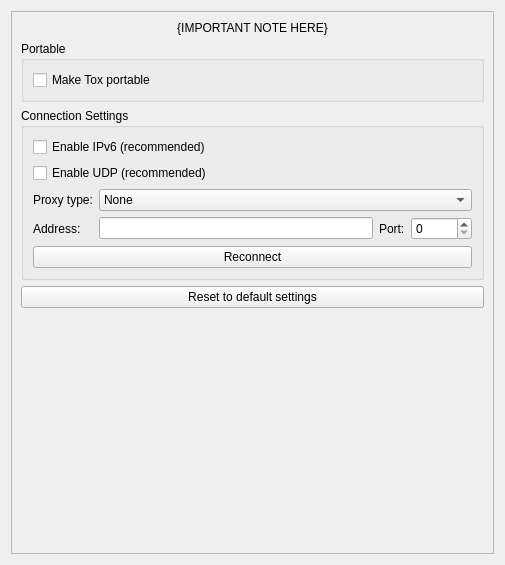
Old version of the form src/widget/form/settings/advancedsettings.ui in the repository qTox/qTox.
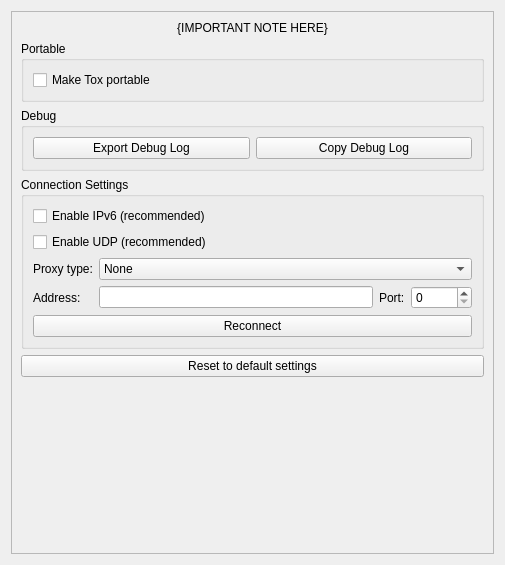
New version of the form. Custom widgets are drawn as their Qt base class.

Commit message:
feat(settings): Export and copy debug log
Fixes #2890

What changed in the file:
```diff
--- a/src/widget/form/settings/advancedsettings.ui
+++ b/src/widget/form/settings/advancedsettings.ui
@@ -24,8 +24,8 @@
        <rect>
         <x>0</x>
         <y>0</y>
-        <width>489</width>
-        <height>549</height>
+        <width>485</width>
+        <height>545</height>
        </rect>
       </property>
       <layout class="QVBoxLayout" name="verticalLayout_2">
@@ -64,6 +64,29 @@
          </layout>
         </widget>
        </item>
+       <item>
+        <widget class="QGroupBox" name="DebugGroup">
+         <property name="title">
+          <string>Debug</string>
+         </property>
+         <layout class="QHBoxLayout" name="horizontalLayout">
+          <item>
+           <widget class="QPushButton" name="btnExportLog">
+            <property name="text">
+             <string>Export Debug Log</string>
+            </property>
+           </widget>
+          </item>
+          <item>
+           <widget class="QPushButton" name="btnCopyDebug">
+            <property name="text">
+             <string>Copy Debug Log</string>
+            </property>
+           </widget>
+          </item>
+         </layout>
+        </widget>
+       </item>
        <item>
         <widget class="QGroupBox" name="connectionGroup">
          <property name="title">
```
The commit also changes 2 other files.
